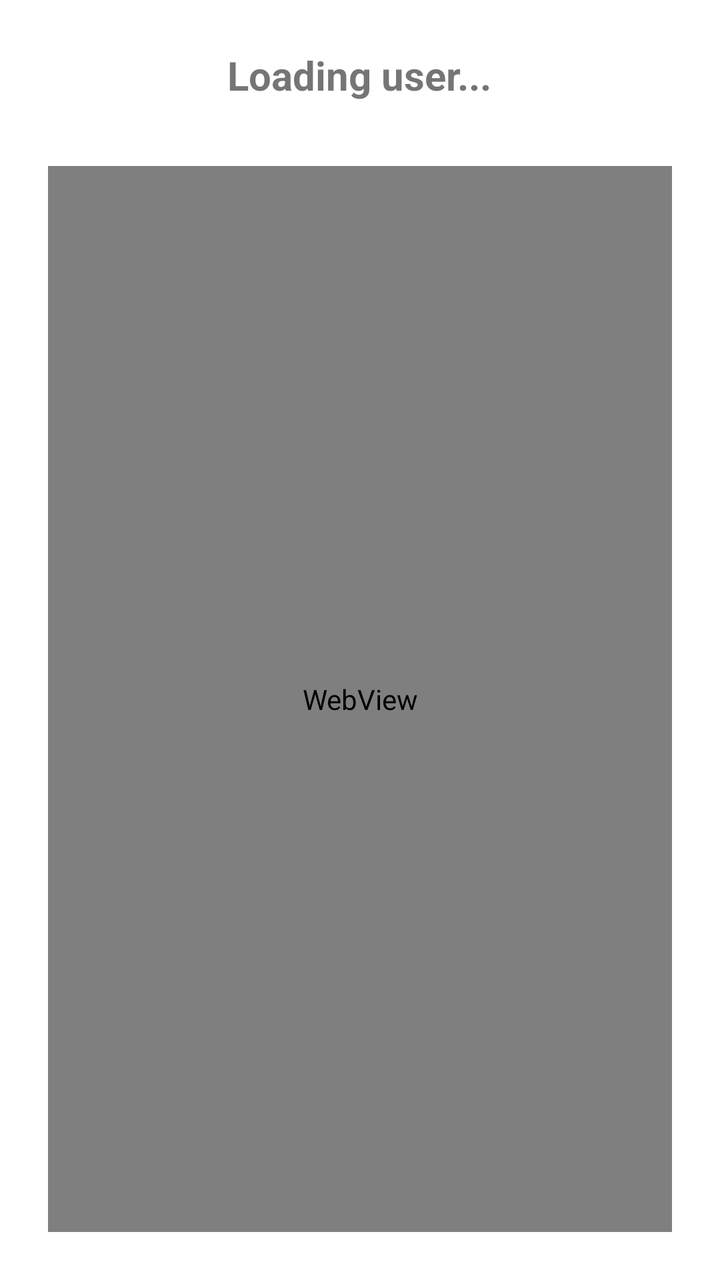
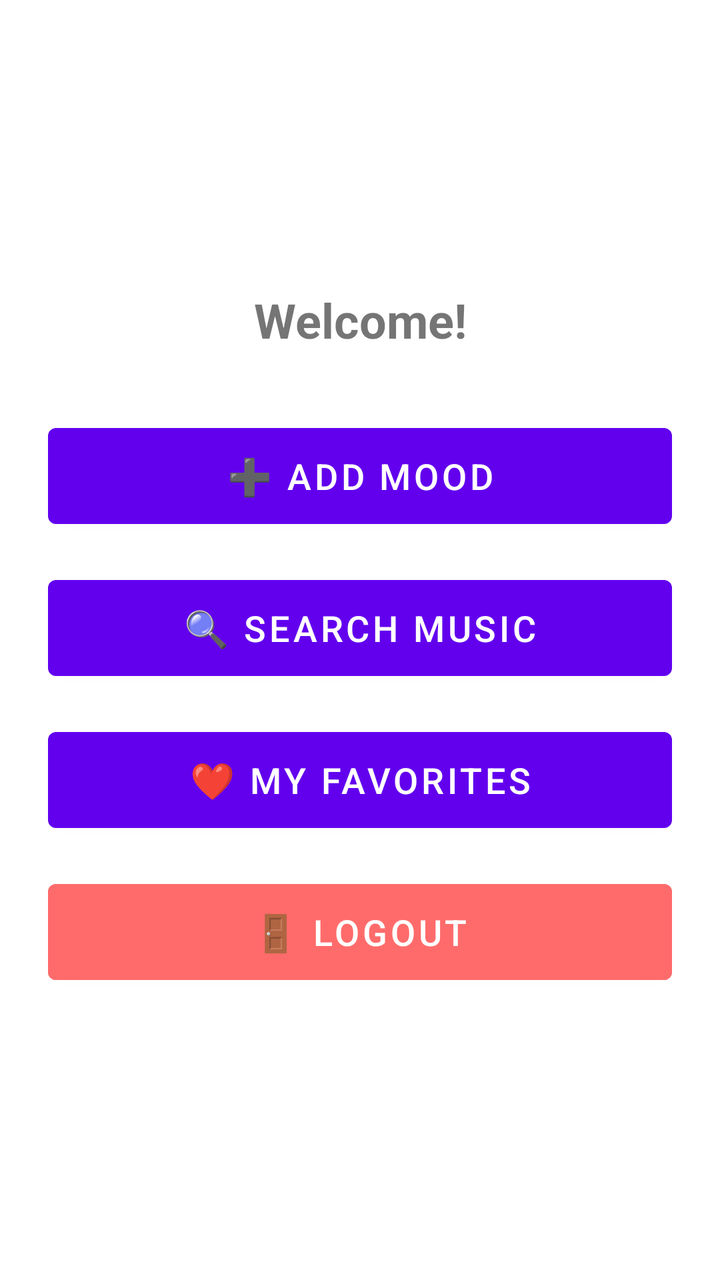

Compare the two renders of this Android layout. The source of the first and the diff that turns it into the second are given below.
<!-- AndroidManifest.xml: application theme Theme.Moodic -->
<!-- res/layout/activity_main.xml -->
<?xml version="1.0" encoding="utf-8"?>
<LinearLayout xmlns:android="http://schemas.android.com/apk/res/android"
    android:layout_width="match_parent"
    android:layout_height="match_parent"
    android:orientation="vertical"
    android:gravity="center_horizontal"
    android:padding="24dp"
    android:background="#FFFFFF">

    
    <TextView
        android:id="@+id/tvUserEmail"
        android:layout_width="wrap_content"
        android:layout_height="wrap_content"
        android:text="Loading user..."
        android:textSize="20sp"
        android:textStyle="bold"
        android:layout_marginBottom="32dp" />

    <WebView
        android:id="@+id/youtubeWebView"
        android:layout_width="match_parent"
        android:layout_height="match_parent"/>
    
    <Button
        android:id="@+id/btnLogout"
        android:layout_width="match_parent"
        android:layout_height="wrap_content"
        android:text="Log Out" />
    <Button
        android:id="@+id/moodButton"
        android:layout_width="wrap_content"
        android:layout_height="wrap_content"
        android:text="Enter Mood" />

    <Button
        android:id="@+id/youtubeButton"
        android:layout_width="wrap_content"
        android:layout_height="wrap_content"
        android:text="Search YouTube" />
yes

</LinearLayout>
<!-- resources referenced by this layout -->
<resources>
  <style name="Theme.Moodic" parent="Theme.MaterialComponents.DayNight.DarkActionBar">
          
          <item name="colorPrimary">@color/purple_500</item>
          <item name="colorPrimaryVariant">@color/purple_700</item>
          <item name="colorOnPrimary">@color/white</item>
          
          <item name="colorSecondary">@color/teal_200</item>
          <item name="colorSecondaryVariant">@color/teal_700</item>
          <item name="colorOnSecondary">@color/black</item>
          
          <item name="android:statusBarColor">?attr/colorPrimaryVariant</item>
          
      </style>
  <color name="purple_500">#FF6200EE</color>
  <color name="purple_700">#FF3700B3</color>
  <color name="white">#FFFFFFFF</color>
  <color name="teal_200">#FF03DAC5</color>
  <color name="teal_700">#FF018786</color>
  <color name="black">#FF000000</color>
</resources>

<!-- the commit's change to res/layout/activity_main.xml (unified diff, before → after) -->
@@ -3,41 +3,55 @@
     android:layout_width="match_parent"
     android:layout_height="match_parent"
     android:orientation="vertical"
-    android:gravity="center_horizontal"
+    android:gravity="center"
     android:padding="24dp"
     android:background="#FFFFFF">
 
     
     <TextView
-        android:id="@+id/tvUserEmail"
-        android:layout_width="wrap_content"
+        android:id="@+id/welcomeText"
+        android:layout_width="match_parent"
         android:layout_height="wrap_content"
-        android:text="Loading user..."
-        android:textSize="20sp"
+        android:text="Welcome!"
+        android:textSize="24sp"
         android:textStyle="bold"
+        android:textAlignment="center"
         android:layout_marginBottom="32dp" />
 
-    <WebView
-        android:id="@+id/youtubeWebView"
-        android:layout_width="match_parent"
-        android:layout_height="match_parent"/>
     
     <Button
-        android:id="@+id/btnLogout"
+        android:id="@+id/moodButton"
         android:layout_width="match_parent"
-        android:layout_height="wrap_content"
-        android:text="Log Out" />
-    <Button
-        android:id="@+id/moodButton"
-        android:layout_width="wrap_content"
-        android:layout_height="wrap_content"
-        android:text="Enter Mood" />
+        android:layout_height="60dp"
+        android:text="➕ Add Mood"
+        android:textSize="18sp"
+        android:layout_marginBottom="16dp" />
 
+    
     <Button
         android:id="@+id/youtubeButton"
-        android:layout_width="wrap_content"
-        android:layout_height="wrap_content"
-        android:text="Search YouTube" />
-yes
+        android:layout_width="match_parent"
+        android:layout_height="60dp"
+        android:text="🔍 Search Music"
+        android:textSize="18sp"
+        android:layout_marginBottom="16dp" />
+
+    
+    <Button
+        android:id="@+id/favoritesButton"
+        android:layout_width="match_parent"
+        android:layout_height="60dp"
+        android:text="❤️ My Favorites"
+        android:textSize="18sp"
+        android:layout_marginBottom="16dp" />
+
+    
+    <Button
+        android:id="@+id/logoutButton"
+        android:layout_width="match_parent"
+        android:layout_height="60dp"
+        android:text="🚪 Logout"
+        android:textSize="18sp"
+        android:backgroundTint="#ff6b6b" />
 
 </LinearLayout>
